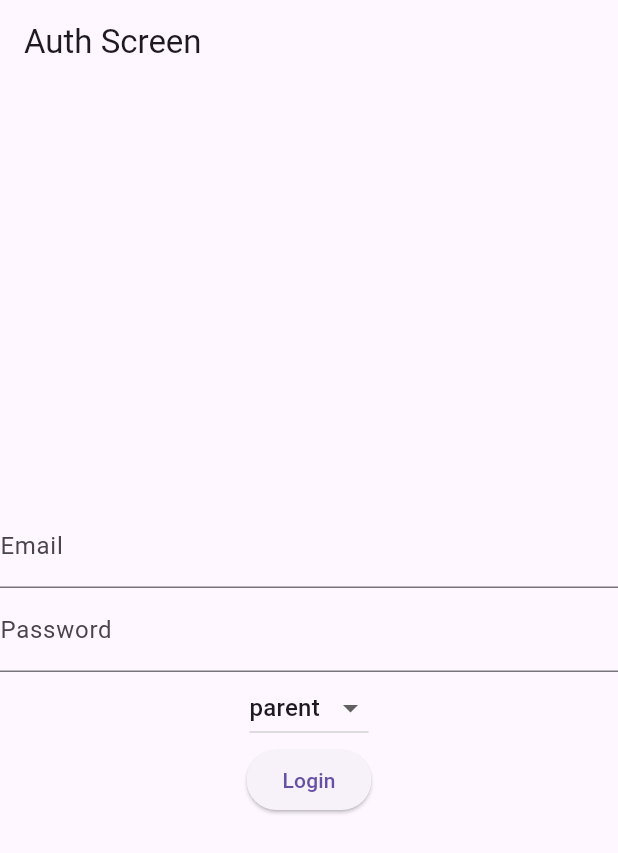
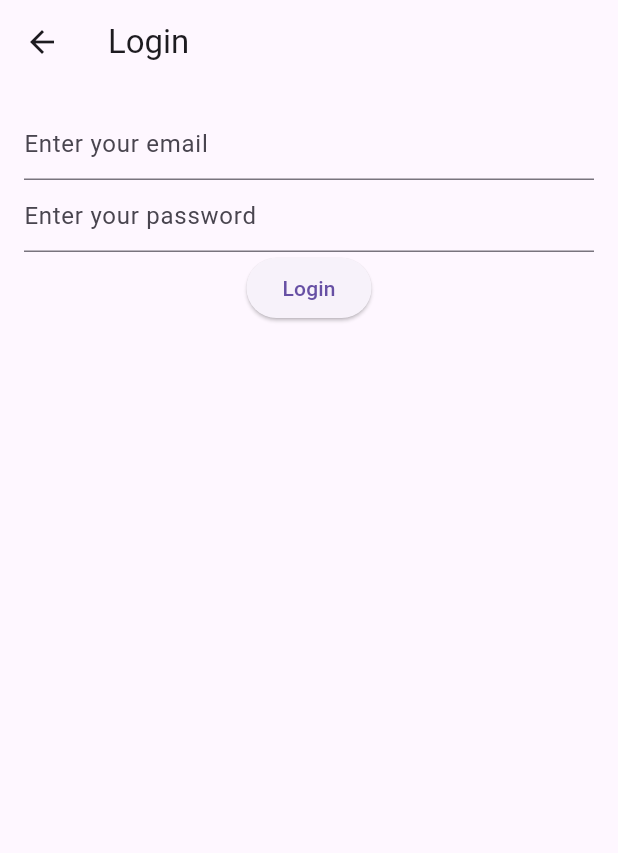
Before and after one commit to Byron94odhiambo/edugem, a Flutter app: the screen it shows after launch, after a tap on "Login", on a phone screen of 412 x 824 dp. Shown: the top 853 px of the screen. Run offline on Flutter 3.47's test engine with Material 3 defaults, Android fonts, the light colour scheme and no system bars; our stand-ins replace cloud_firestore, firebase_auth, firebase_core; accounts and stored records are empty; network calls fail.

Commit message:
authentication setup

```diff
--- a/edugem/lib/auth.dart
+++ /dev/null
@@ -1,83 +0,0 @@
-import 'package:flutter/material.dart';
-import 'package:firebase_auth/firebase_auth.dart';
-import 'package:cloud_firestore/cloud_firestore.dart';
-import 'package:edugem/dashboard.dart';
-
-class AuthScreen extends StatefulWidget {
-  @override
-  _AuthScreenState createState() => _AuthScreenState();
-}
-
-class _AuthScreenState extends State<AuthScreen> {
-  final _auth = FirebaseAuth.instance;
-  String _email = '';
-  String _password = '';
-  String _role = 'parent'; // default role
-
-  void _submitAuthForm() async {
-    UserCredential userCredential;
-    try {
-      userCredential = await _auth.signInWithEmailAndPassword(
-        email: _email,
-        password: _password,
-      );
-
-      // Retrieve user role from Firestore
-      final userRole = await FirebaseFirestore.instance
-          .collection('users')
-          .doc(userCredential.user?.uid)
-          .get()
-          .then((doc) => doc['role']);
-
-      Navigator.of(context).pushReplacement(
-        MaterialPageRoute(
-          builder: (ctx) => DashboardScreen(userRole),
-        ),
-      );
-    } catch (error) {
-      // Handle error (e.g., show error message)
-    }
-  }
-
-  @override
-  Widget build(BuildContext context) {
-    return Scaffold(
-      appBar: AppBar(title: Text('Auth Screen')),
-      body: Center(
-        child: Column(
-          mainAxisAlignment: MainAxisAlignment.center,
-          children: [
-            TextField(
-              decoration: InputDecoration(labelText: 'Email'),
-              onChanged: (value) => _email = value,
-            ),
-            TextField(
-              decoration: InputDecoration(labelText: 'Password'),
-              obscureText: true,
-              onChanged: (value) => _password = value,
-            ),
-            DropdownButton<String>(
-              value: _role,
-              items:
-                  <String>['parent', 'teacher', 'student'].map((String value) {
-                return DropdownMenuItem<String>(
-                  value: value,
-                  child: Text(value),
-                );
-              }).toList(),
-              onChanged: (newValue) {
-                setState(() {
-                  _role = newValue!;
-                });
-              },
-            ),
-            ElevatedButton(
-              onPressed: _submitAuthForm,
-              child: Text('Login'),
-            ),
-          ],
-        ),
-      ),
-    );
-  }
-}
--- a/edugem/lib/main.dart
+++ b/edugem/lib/main.dart
@@ -1,18 +1,22 @@
+import 'package:flutter/material.dart';
 import 'package:firebase_core/firebase_core.dart';
-import 'package:flutter/material.dart';
-import 'package:edugem/auth.dart';
+import 'screens/welcome_screen.dart';
 
 void main() async {
   WidgetsFlutterBinding.ensureInitialized();
   await Firebase.initializeApp();
-  runApp(MyApp());
+  runApp(EduGemApp());
 }
 
-class MyApp extends StatelessWidget {
+class EduGemApp extends StatelessWidget {
   @override
   Widget build(BuildContext context) {
     return MaterialApp(
-      home: AuthScreen(),
+      title: 'EduGem',
+      theme: ThemeData(
+        primarySwatch: Colors.blue,
+      ),
+      home: WelcomeScreen(),
     );
   }
 }
--- /dev/null
+++ b/edugem/lib/screens/authentication/login_screen.dart
@@ -0,0 +1,62 @@
+import 'package:flutter/material.dart';
+import 'package:firebase_auth/firebase_auth.dart';
+import '../dashboard/parent_dashboard.dart';
+
+class LoginScreen extends StatefulWidget {
+  @override
+  _LoginScreenState createState() => _LoginScreenState();
+}
+
+class _LoginScreenState extends State<LoginScreen> {
+  final _auth = FirebaseAuth.instance;
+  String email = '';
+  String password = '';
+
+  void login() async {
+    try {
+      UserCredential userCredential = await _auth.signInWithEmailAndPassword(
+        email: email,
+        password: password,
+      );
+      if (userCredential.user != null) {
+        Navigator.pushReplacement(
+          context,
+          MaterialPageRoute(builder: (context) => ParentDashboard()),
+        );
+      }
+    } catch (e) {
+      print(e);
+    }
+  }
+
+  @override
+  Widget build(BuildContext context) {
+    return Scaffold(
+      appBar: AppBar(title: Text('Login')),
+      body: Padding(
+        padding: const EdgeInsets.all(16.0),
+        child: Column(
+          children: [
+            TextField(
+              onChanged: (value) {
+                email = value;
+              },
+              decoration: InputDecoration(hintText: 'Enter your email'),
+            ),
+            TextField(
+              onChanged: (value) {
+                password = value;
+              },
+              obscureText: true,
+              decoration: InputDecoration(hintText: 'Enter your password'),
+            ),
+            ElevatedButton(
+              child: Text('Login'),
+              onPressed: login,
+            ),
+          ],
+        ),
+      ),
+    );
+  }
+}
--- /dev/null
+++ b/edugem/lib/screens/welcome_screen.dart
@@ -0,0 +1,37 @@
+import 'package:flutter/material.dart';
+import 'authentication/login_screen.dart';
+import 'authentication/signup_screen.dart';
+
+class WelcomeScreen extends StatelessWidget {
+  @override
+  Widget build(BuildContext context) {
+    return Scaffold(
+      appBar: AppBar(title: Text('Welcome to EduGem')),
+      body: Center(
+        child: Column(
+          mainAxisAlignment: MainAxisAlignment.center,
+          children: [
+            ElevatedButton(
+              child: Text('Login'),
+              onPressed: () {
+                Navigator.push(
+                  context,
+                  MaterialPageRoute(builder: (context) => LoginScreen()),
+                );
+              },
+            ),
+            ElevatedButton(
+              child: Text('Sign Up'),
+              onPressed: () {
+                Navigator.push(
+                  context,
+                  MaterialPageRoute(builder: (context) => SignupScreen()),
+                );
+              },
+            ),
+          ],
+        ),
+      ),
+    );
+  }
+}
```
Also changed, not shown: edugem/lib/dashboard.dart (deleted, +0 -42 lines), edugem/lib/models/user_model.dart (added, +23 -0 lines), edugem/lib/screens/authentication/signup_screen.dart (added, +133 -0 lines), edugem/lib/screens/dashboard/common_dashboard_widgets.dart (added, +18 -0 lines), edugem/lib/screens/dashboard/parent_dashboard.dart (added, +28 -0 lines), edugem/lib/screens/dashboard/student_dashboard.dart (added, +28 -0 lines), edugem/lib/screens/dashboard/teacher_dashboard.dart (added, +28 -0 lines), edugem/lib/services/firebase_auth_service.dart (added, +22 -0 lines), edugem/lib/services/firestore_service.dart (added, +16 -0 lines), edugem/lib/screens/authentication/auth_service.dart (added), edugem/lib/utils/constants.dart (added), edugem/lib/widgets/custom_button.dart (added), edugem/lib/widgets/custom_text_field.dart (added), 1 other file.
